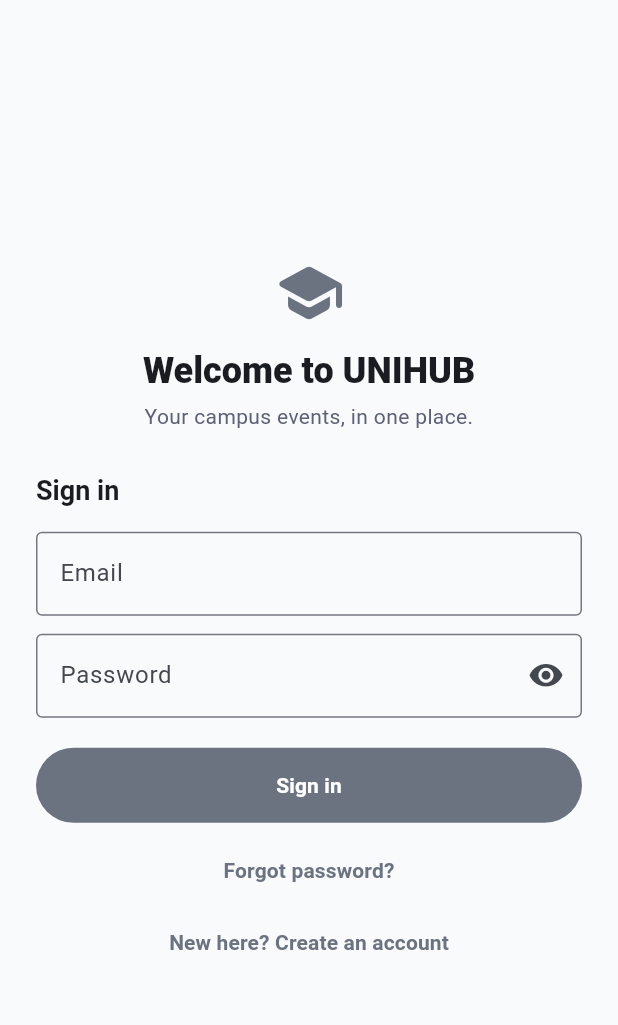
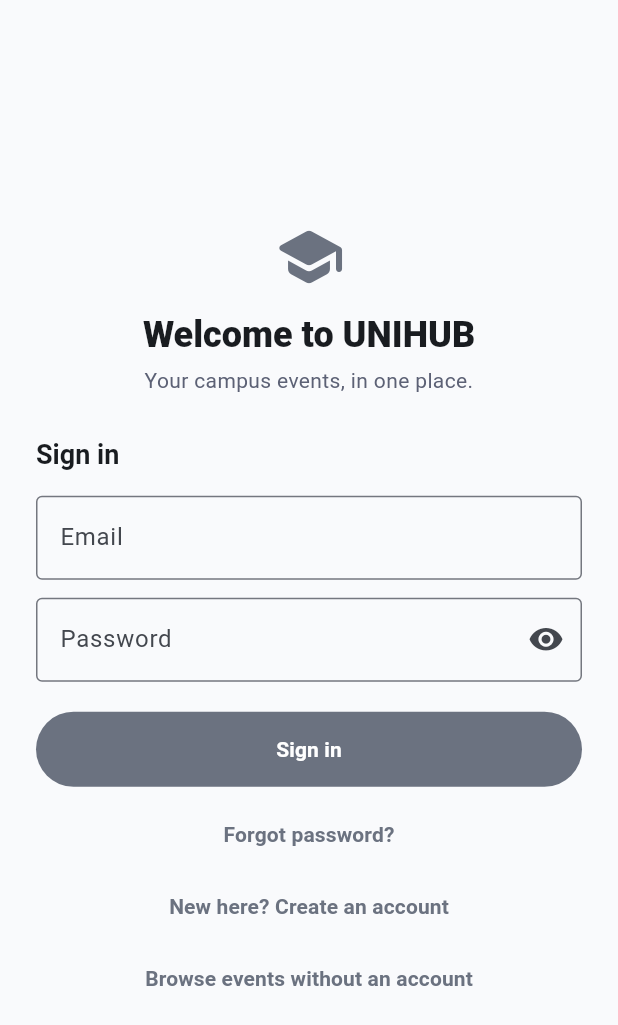
Before and after one commit to Rb3111-ship/UniHub-v0.2, a Flutter app: the screen it shows after launch, on a phone screen of 412 x 824 dp. Shown: the top 1025 px of the screen. Run offline on Flutter 3.47's test engine with Material 3 defaults, Android fonts, the phone set to English and light mode, and no system bars; our stand-ins replace qr_flutter, supabase_flutter; missing offline and left inert: mobile_scanner; accounts and stored records are empty.

Commit message:
Add guest browsing of public events (no account needed)
- Sign-in screen link "Browse events without an account"
- Guest home with sign-in banner; register prompts sign-in
- Web release build verified to compile

Co-Authored-By: Claude Sonnet 5.5 <noreply@anthropic.com>

```diff
--- a/lib/features/auth/auth_gate.dart
+++ b/lib/features/auth/auth_gate.dart
@@ -4,6 +4,7 @@ import 'package:uni_events_app/l10n/app_localizations.dart';
 import '../../core/auth/user_role.dart';
 import '../shell/presentation/shell_screen.dart';
 import 'auth_screen.dart';
+import 'guest_home.dart';
 
 /// Chooses between sign-in, profile loading and the main app.
 class AuthGate extends StatelessWidget {
@@ -12,7 +13,7 @@ class AuthGate extends StatelessWidget {
   @override
   Widget build(BuildContext context) {
     final appState = context.watch<AppState>();
-    if (!appState.isSignedIn) return const AuthScreen();
+    if (!appState.isSignedIn) return appState.isGuest ? const GuestHome() : const AuthScreen();
     if (!appState.profileReady) return const _ProfileLoading();
     return const ShellScreen();
   }
--- a/lib/features/auth/auth_screen.dart
+++ b/lib/features/auth/auth_screen.dart
@@ -198,6 +198,7 @@ class _AuthScreenState extends State<AuthScreen> {
         return [
           link(l10n.authForgotPassword, () => _go(_Mode.forgot)),
           link(l10n.authNoAccount, () => _go(_Mode.signUp)),
+          link(l10n.authBrowseAsGuest, appState.enterGuestMode),
         ];
       case _Mode.signUp:
         return [link(l10n.authHaveAccount, () => _go(_Mode.signIn))];
--- a/lib/l10n/app_de.arb
+++ b/lib/l10n/app_de.arb
@@ -148,5 +148,10 @@
   "agoJustNow": "gerade eben",
   "agoMinutes": "vor {n} Min.",
   "agoHours": "vor {n} Std.",
-  "agoDays": "vor {n} T."
+  "agoDays": "vor {n} T.",
+  "authBrowseAsGuest": "Events ohne Konto ansehen",
+  "guestBanner": "Du stöberst als Gast",
+  "guestSignInTitle": "Melde dich an, um fortzufahren",
+  "guestSignInBody": "Erstelle ein kostenloses Konto oder melde dich an, um dich für Events anzumelden.",
+  "guestNotNow": "Jetzt nicht"
 }
--- a/lib/l10n/app_en.arb
+++ b/lib/l10n/app_en.arb
@@ -262,5 +262,10 @@
         "type": "int"
       }
     }
-  }
+  },
+  "authBrowseAsGuest": "Browse events without an account",
+  "guestBanner": "Browsing as a guest",
+  "guestSignInTitle": "Sign in to continue",
+  "guestSignInBody": "Create a free account or sign in to register for events.",
+  "guestNotNow": "Not now"
 }
--- a/lib/l10n/app_localizations.dart
+++ b/lib/l10n/app_localizations.dart
@@ -997,6 +997,36 @@ abstract class AppLocalizations {
   /// In en, this message translates to:
   /// **'{n} d ago'**
   String agoDays(int n);
+
+  /// No description provided for @authBrowseAsGuest.
+  ///
+  /// In en, this message translates to:
+  /// **'Browse events without an account'**
+  String get authBrowseAsGuest;
+
+  /// No description provided for @guestBanner.
+  ///
+  /// In en, this message translates to:
+  /// **'Browsing as a guest'**
+  String get guestBanner;
+
+  /// No description provided for @guestSignInTitle.
+  ///
+  /// In en, this message translates to:
+  /// **'Sign in to continue'**
+  String get guestSignInTitle;
+
+  /// No description provided for @guestSignInBody.
+  ///
+  /// In en, this message translates to:
+  /// **'Create a free account or sign in to register for events.'**
+  String get guestSignInBody;
+
+  /// No description provided for @guestNotNow.
+  ///
+  /// In en, this message translates to:
+  /// **'Not now'**
+  String get guestNotNow;
 }
 
 class _AppLocalizationsDelegate
```
Also changed, not shown: lib/core/auth/user_role.dart (+17 -0 lines), lib/features/auth/guest_home.dart (added, +59 -0 lines), lib/features/student/register_action.dart (+20 -0 lines), lib/l10n/app_localizations_de.dart (+16 -0 lines), lib/l10n/app_localizations_en.dart (+16 -0 lines).
